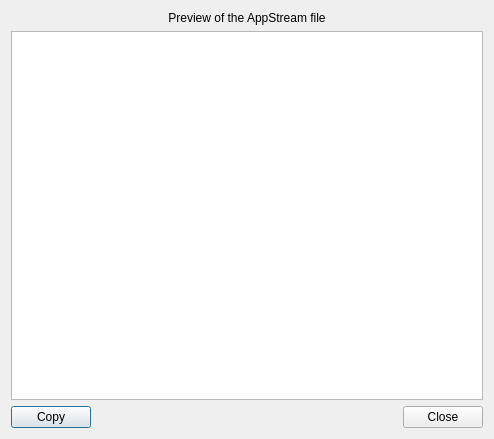
Old version of the form jdAppStreamEdit/ui/ViewXMLWindow.ui in the repository JakobDev/jdAppStreamEdit.
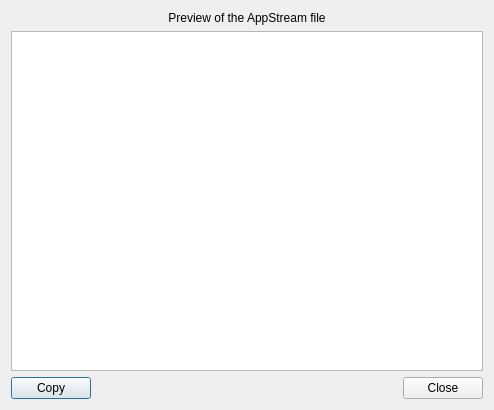
New version of the form. Icons and pictures are not drawn.

Commit message: Fix lint and add Icon to ViewXMLWindow

```diff
--- a/jdAppStreamEdit/ui/ViewXMLWindow.ui
+++ b/jdAppStreamEdit/ui/ViewXMLWindow.ui
@@ -7,7 +7,7 @@
     <x>0</x>
     <y>0</y>
     <width>494</width>
-    <height>439</height>
+    <height>410</height>
    </rect>
   </property>
   <property name="windowTitle">
```
Left out of the diff: 3 changed lines with no effect on the pictures. The commit also changes 1 other file.
